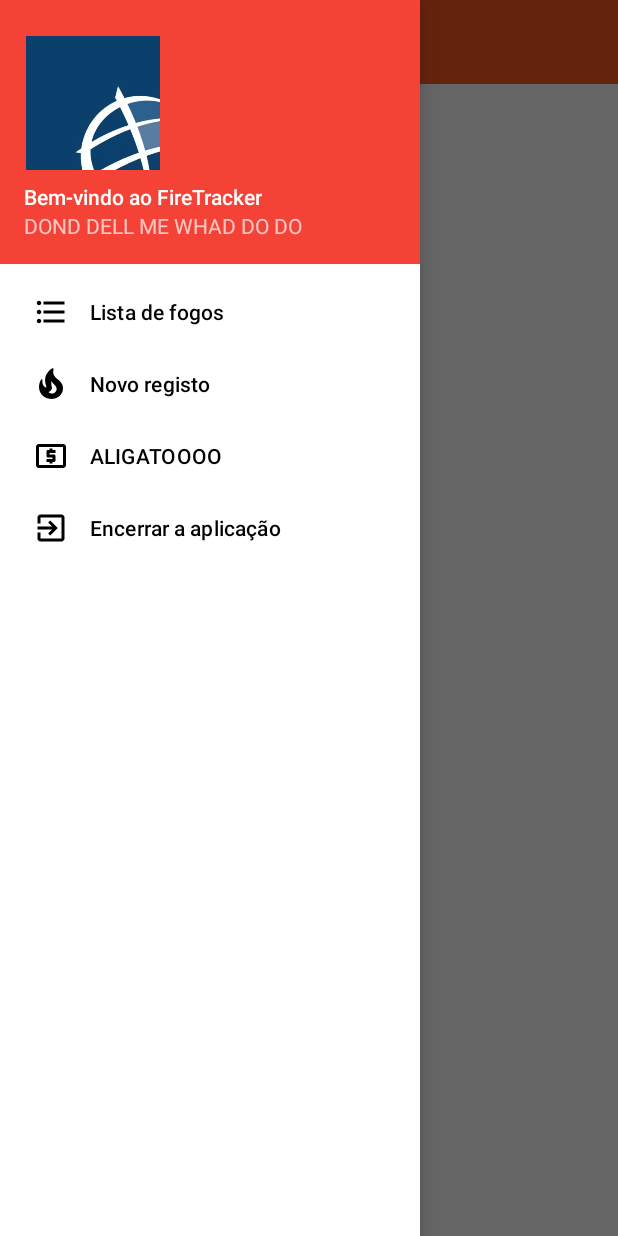
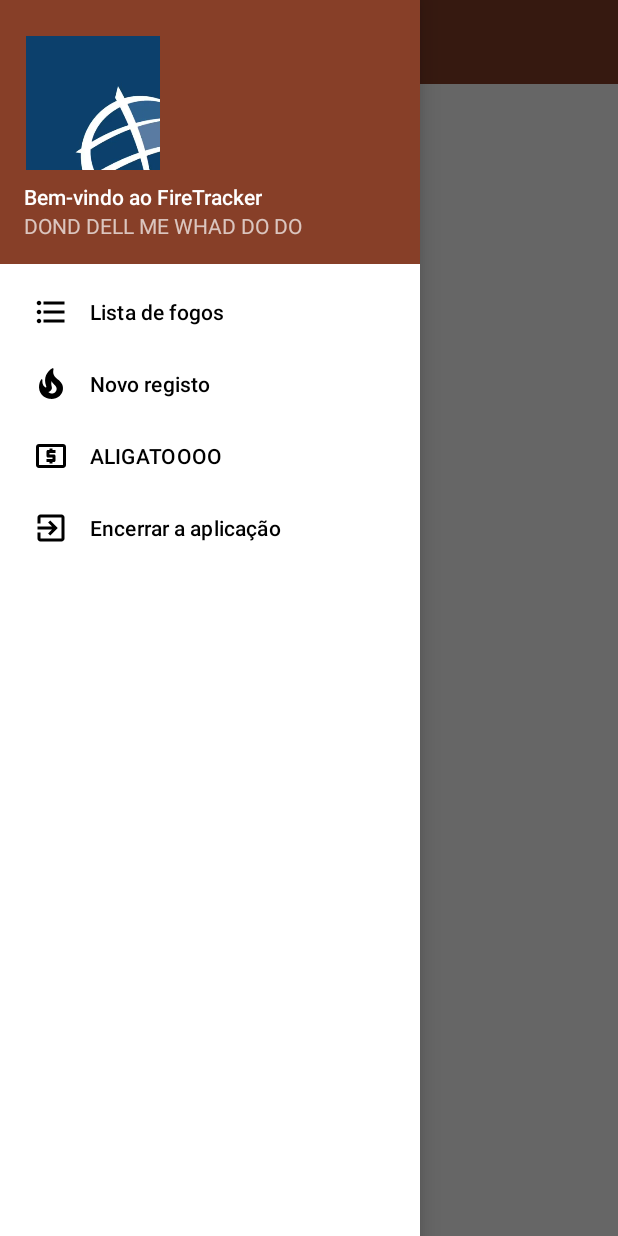
Before and after one commit to ULHT-CM-2021-22/22005787-22005793, an Android app: the screen it shows after launch (MainActivity), with the side drawer open, on a phone screen of 412 x 824 dp. Run offline under Robolectric (Android 15) with nearby library versions, the phone set to English and light mode, and no system bars.

Commit message:
Adicionamos o suporte a multilinguagens(inglês) e alteramos as cores

```diff
--- a/app/src/main/res/layout/nav_header.xml
+++ b/app/src/main/res/layout/nav_header.xml
@@ -2,7 +2,7 @@
 <LinearLayout xmlns:android="http://schemas.android.com/apk/res/android"
     android:layout_width="match_parent"
     android:layout_height="176dp"
-    android:background="@color/red"
+    android:background="@color/brown"
     android:gravity="bottom"
     android:orientation="vertical"
     android:padding="16dp"
@@ -17,12 +17,12 @@
         android:layout_width="wrap_content"
         android:layout_height="wrap_content"
         android:paddingTop="8dp"
-        android:text="Bem-vindo ao FireTracker"
+        android:text="@string/welcome"
         android:textAppearance="@style/TextAppearance.AppCompat.Body2" />
 
     <TextView
         android:layout_width="wrap_content"
         android:layout_height="wrap_content"
-        android:text="DOND DELL ME WHAD DO DO" />
+        android:text="@string/subtitle" />
 
 </LinearLayout>
--- a/app/src/main/res/values-night/themes.xml
+++ b/app/src/main/res/values-night/themes.xml
@@ -11,12 +11,12 @@
         <item name="colorSecondaryVariant">@color/teal_700</item>
         <item name="colorOnSecondary">@color/black</item>
         <!-- Status bar color. -->
-        <item name="android:statusBarColor" tools:targetApi="l">?attr/colorPrimaryVariant</item>
+        <item name="android:statusBarColor" >@color/brown</item>
         <!-- Customize your theme here. -->
     </style>
 
     <style name="ToolbarTheme" parent="Theme.G22005787_22005793">
-        <item name="android:background">@color/orange</item>
+        <item name="android:background">@color/brown</item>
         <item name="android:textColorPrimary">@color/white</item>
         <item name="android:textColorSecondary">@color/white</item>
     </style>
--- a/app/src/main/res/values/colors.xml
+++ b/app/src/main/res/values/colors.xml
@@ -15,4 +15,5 @@
     <color name="red">#F44336</color>
     <color name="green">#4CAF50</color>
     <color name="blue">#3F51B5</color>
+    <color name="brown">#873F28</color>
 </resources>
--- a/app/src/main/res/values/strings.xml
+++ b/app/src/main/res/values/strings.xml
@@ -1,5 +1,7 @@
 <resources>
     <string name="app_name">FireTracker</string>
+    <string name="welcome">Bem-vindo ao FireTracker</string>
+    <string name="subtitle">DOND DELL ME WHAD DO DO</string>
     <string name="fire_list">Lista de fogos</string>
     <string name="new_fire">Novo registo</string>
     <string name="idk">ALIGATOOOO</string>
--- a/app/src/main/res/values/themes.xml
+++ b/app/src/main/res/values/themes.xml
@@ -11,12 +11,12 @@
         <item name="colorSecondaryVariant">@color/teal_700</item>
         <item name="colorOnSecondary">@color/black</item>
         <!-- Status bar color. -->
-        <item name="android:statusBarColor" tools:targetApi="l">?attr/colorPrimaryVariant</item>
+        <item name="android:statusBarColor" >@color/brown</item>
         <!-- Customize your theme here. -->
     </style>
 
     <style name="ToolbarTheme" parent="Theme.G22005787_22005793">
-        <item name="android:background">@color/orange</item>
+        <item name="android:background">@color/brown</item>
         <item name="android:textColorPrimary">@color/white</item>
         <item name="android:textColorSecondary">@color/white</item>
     </style>
```
Also changed, not shown: 2 other files.
